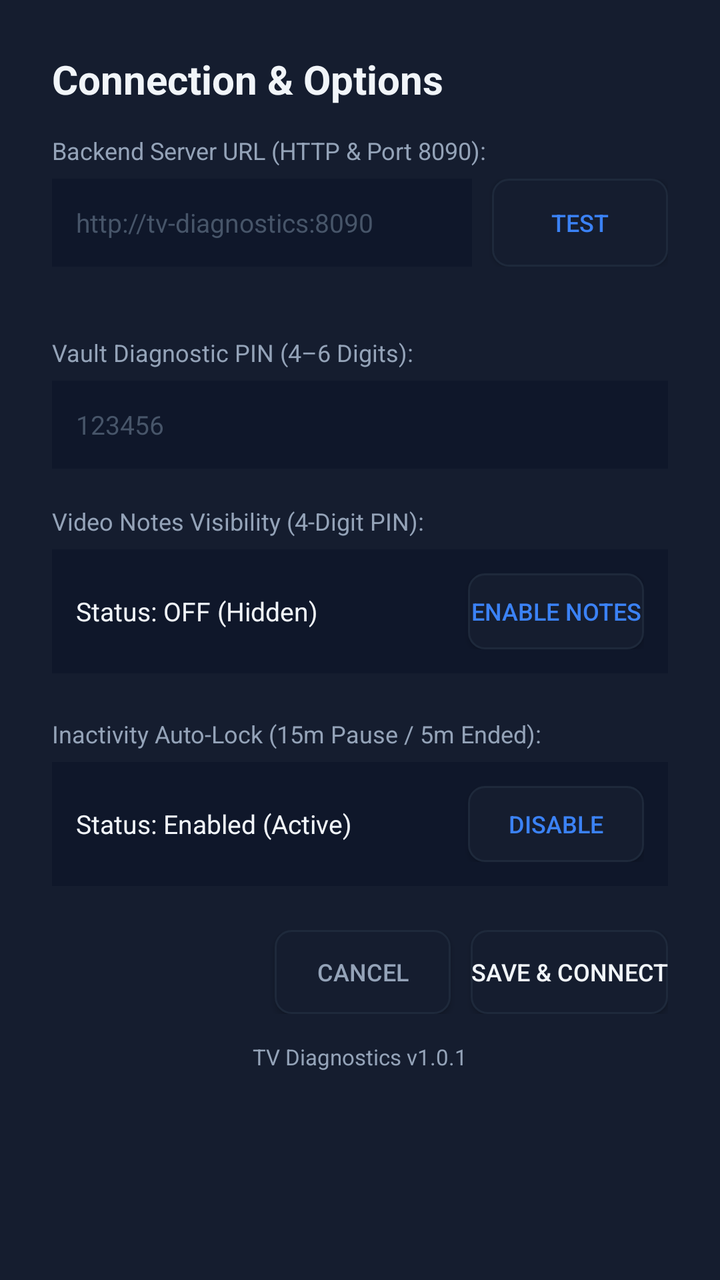
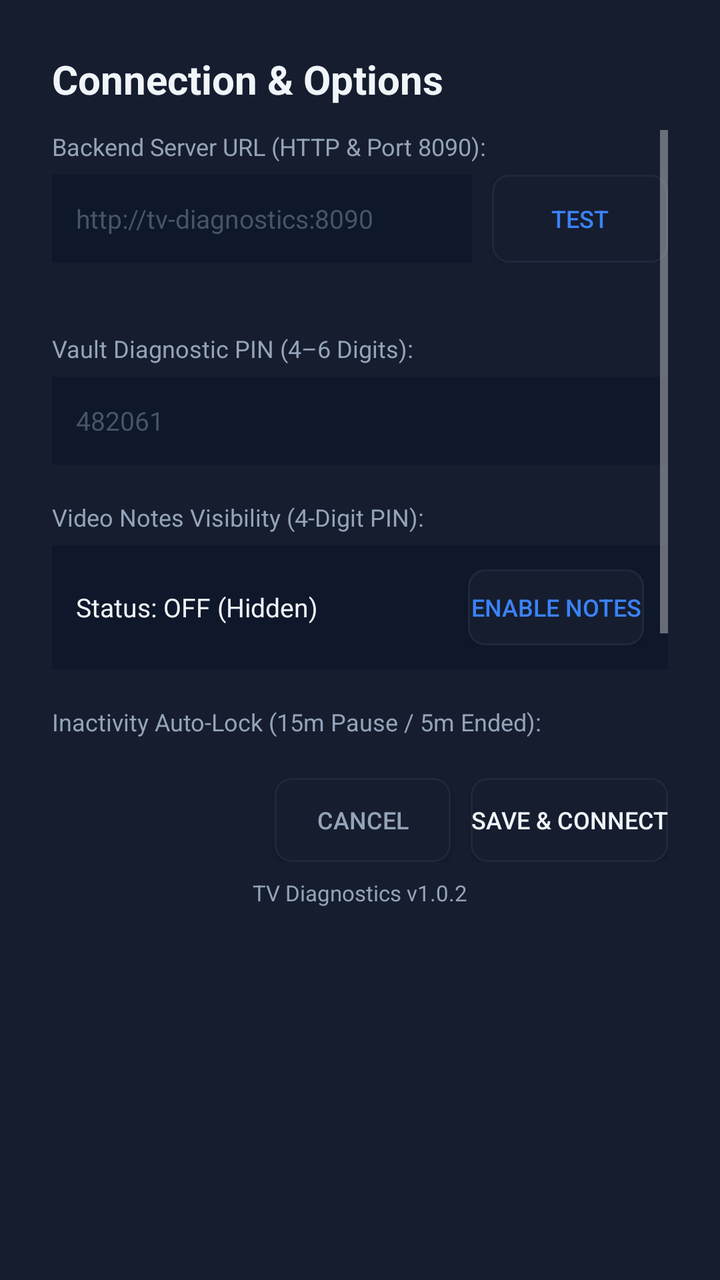

Two renders of the same Android screen: before a commit and after it. Below are the layout's source before the change and the commit's diff.
<!-- AndroidManifest.xml: application theme Theme.TVDiagnostics -->
<!-- res/layout/dialog_settings.xml -->
<?xml version="1.0" encoding="utf-8"?>
<LinearLayout xmlns:android="http://schemas.android.com/apk/res/android"
    android:layout_width="560dp"
    android:layout_height="wrap_content"
    android:orientation="vertical"
    android:background="@color/card_dark"
    android:padding="26dp">

    <TextView
        android:layout_width="wrap_content"
        android:layout_height="wrap_content"
        android:text="@string/btn_settings"
        android:textColor="@color/text_white"
        android:textSize="20sp"
        android:textStyle="bold"
        android:layout_marginBottom="14dp" />

    
    <TextView
        android:layout_width="wrap_content"
        android:layout_height="wrap_content"
        android:text="Backend Server URL (HTTP &amp; Port 8090):"
        android:textColor="@color/text_muted"
        android:textSize="12sp"
        android:layout_marginBottom="6dp" />

    <LinearLayout
        android:layout_width="match_parent"
        android:layout_height="wrap_content"
        android:orientation="horizontal"
        android:gravity="center_vertical"
        android:layout_marginBottom="6dp">

        <EditText
            android:id="@+id/etServerUrl"
            android:layout_width="0dp"
            android:layout_height="44dp"
            android:layout_weight="1"
            android:background="#0F172A"
            android:paddingStart="12dp"
            android:paddingEnd="12dp"
            android:textColor="@color/text_white"
            android:textSize="13sp"
            android:hint="@string/default_server_url"
            android:textColorHint="#475569"
            android:inputType="textUri"
            android:focusable="true"
            android:layout_marginEnd="10dp" />

        <Button
            android:id="@+id/btnTestConnection"
            android:layout_width="wrap_content"
            android:layout_height="44dp"
            android:text="Test"
            android:background="@drawable/btn_tv_focus"
            android:textColor="@color/accent_blue"
            android:textSize="12sp"
            android:paddingStart="16dp"
            android:paddingEnd="16dp"
            android:focusable="true" />
    </LinearLayout>

    <TextView
        android:id="@+id/tvConnectionStatus"
        android:layout_width="match_parent"
        android:layout_height="wrap_content"
        android:text=""
        android:textSize="12sp"
        android:visibility="gone"
        android:layout_marginBottom="6dp" />

    <TextView
        android:id="@+id/tvDeviceIpHint"
        android:layout_width="match_parent"
        android:layout_height="wrap_content"
        android:text=""
        android:textColor="#94A3B8"
        android:textSize="11sp"
        android:layout_marginBottom="14dp" />

    
    <TextView
        android:layout_width="wrap_content"
        android:layout_height="wrap_content"
        android:text="Vault Diagnostic PIN (4–6 Digits):"
        android:textColor="@color/text_muted"
        android:textSize="12sp"
        android:layout_marginBottom="6dp" />

    <EditText
        android:id="@+id/etPinCode"
        android:layout_width="match_parent"
        android:layout_height="44dp"
        android:background="#0F172A"
        android:paddingStart="12dp"
        android:paddingEnd="12dp"
        android:textColor="@color/text_white"
        android:textSize="13sp"
        android:hint="123456"
        android:textColorHint="#475569"
        android:inputType="numberPassword"
        android:maxLength="6"
        android:focusable="true"
        android:layout_marginBottom="18dp" />

    
    <TextView
        android:layout_width="wrap_content"
        android:layout_height="wrap_content"
        android:text="Video Notes Visibility (4-Digit PIN):"
        android:textColor="@color/text_muted"
        android:textSize="12sp"
        android:layout_marginBottom="6dp" />

    <LinearLayout
        android:layout_width="match_parent"
        android:layout_height="wrap_content"
        android:orientation="horizontal"
        android:gravity="center_vertical"
        android:background="#0F172A"
        android:padding="12dp"
        android:layout_marginBottom="22dp">

        <TextView
            android:id="@+id/tvNotesStatus"
            android:layout_width="0dp"
            android:layout_height="wrap_content"
            android:layout_weight="1"
            android:text="Status: OFF (Hidden)"
            android:textColor="@color/text_white"
            android:textSize="13sp" />

        <Button
            android:id="@+id/btnToggleNotes"
            android:layout_width="wrap_content"
            android:layout_height="38dp"
            android:background="@drawable/btn_tv_focus"
            android:text="Enable Notes"
            android:textColor="@color/accent_blue"
            android:textSize="12sp"
            android:focusable="true" />
    </LinearLayout>

    
    <TextView
        android:layout_width="wrap_content"
        android:layout_height="wrap_content"
        android:text="Inactivity Auto-Lock (15m Pause / 5m Ended):"
        android:textColor="@color/text_muted"
        android:textSize="12sp"
        android:layout_marginBottom="6dp" />

    <LinearLayout
        android:layout_width="match_parent"
        android:layout_height="wrap_content"
        android:orientation="horizontal"
        android:gravity="center_vertical"
        android:background="#0F172A"
        android:padding="12dp"
        android:layout_marginBottom="22dp">

        <TextView
            android:id="@+id/tvAutoLockStatus"
            android:layout_width="0dp"
            android:layout_height="wrap_content"
            android:layout_weight="1"
            android:text="Status: Enabled (Active)"
            android:textColor="@color/text_white"
            android:textSize="13sp" />

        <Button
            android:id="@+id/btnToggleAutoLock"
            android:layout_width="wrap_content"
            android:layout_height="38dp"
            android:background="@drawable/btn_tv_focus"
            android:text="Disable"
            android:textColor="@color/accent_blue"
            android:textSize="12sp"
            android:focusable="true" />
    </LinearLayout>

    
    <LinearLayout
        android:layout_width="match_parent"
        android:layout_height="wrap_content"
        android:orientation="horizontal"
        android:gravity="end">

        <Button
            android:id="@+id/btnSettingsCancel"
            android:layout_width="wrap_content"
            android:layout_height="42dp"
            android:text="Cancel"
            android:background="@drawable/btn_tv_focus"
            android:textColor="@color/text_muted"
            android:textSize="12sp"
            android:layout_marginEnd="10dp"
            android:focusable="true" />

        <Button
            android:id="@+id/btnSettingsSave"
            android:layout_width="wrap_content"
            android:layout_height="42dp"
            android:text="Save &amp; Connect"
            android:background="@drawable/btn_tv_focus"
            android:textColor="@color/text_white"
            android:textSize="12sp"
            android:focusable="true" />
    </LinearLayout>

    
    <TextView
        android:id="@+id/tvAppVersion"
        android:layout_width="match_parent"
        android:layout_height="wrap_content"
        android:text="TV Diagnostics v1.0.1"
        android:textColor="@color/text_muted"
        android:textSize="11sp"
        android:gravity="center"
        android:layout_marginTop="14dp" />

</LinearLayout>
<!-- resources referenced by this layout -->
<resources>
  <color name="accent_blue">#3B82F6</color>
  <color name="card_dark">#151D2F</color>
  <color name="text_muted">#94A3B8</color>
  <color name="text_white">#F1F5F9</color>
  <!-- drawable btn_tv_focus (drawable) -->
  <?xml version="1.0" encoding="utf-8"?>
  <selector xmlns:android="http://schemas.android.com/apk/res/android">
      <item android:state_focused="true">
          <shape android:shape="rectangle">
              <solid android:color="@color/card_focused" />
              <stroke android:width="3dp" android:color="@color/tv_focus_stroke" />
              <corners android:radius="8dp" />
          </shape>
      </item>
      <item android:state_pressed="true">
          <shape android:shape="rectangle">
              <solid android:color="@color/accent_blue" />
              <corners android:radius="8dp" />
          </shape>
      </item>
      <item>
          <shape android:shape="rectangle">
              <solid android:color="@color/card_dark" />
              <stroke android:width="1dp" android:color="@color/border_dark" />
              <corners android:radius="8dp" />
          </shape>
      </item>
  </selector>
  <string name="btn_settings">Connection &amp; Options</string>
  <string name="default_server_url">http://tv-diagnostics:8090</string>
  <style name="Theme.TVDiagnostics" parent="Theme.AppCompat.NoActionBar">
          <item name="android:windowBackground">@color/bg_dark</item>
          <item name="android:textColor">@color/text_white</item>
          <item name="colorPrimary">@color/accent_blue</item>
          <item name="colorAccent">@color/accent_blue</item>
      </style>
  <color name="card_focused">#2A3B5C</color>
  <color name="tv_focus_stroke">#60A5FA</color>
  <color name="border_dark">#1E293B</color>
  <color name="bg_dark">#0B0F19</color>
</resources>

<!-- the commit's change to res/layout/dialog_settings.xml (unified diff, before → after) -->
@@ -13,171 +13,187 @@
         android:textColor="@color/text_white"
         android:textSize="20sp"
         android:textStyle="bold"
-        android:layout_marginBottom="14dp" />
+        android:layout_marginBottom="12dp" />
 
     
-    <TextView
-        android:layout_width="wrap_content"
-        android:layout_height="wrap_content"
-        android:text="Backend Server URL (HTTP &amp; Port 8090):"
-        android:textColor="@color/text_muted"
-        android:textSize="12sp"
-        android:layout_marginBottom="6dp" />
-
-    <LinearLayout
+    <ScrollView
         android:layout_width="match_parent"
-        android:layout_height="wrap_content"
-        android:orientation="horizontal"
-        android:gravity="center_vertical"
-        android:layout_marginBottom="6dp">
-
-        <EditText
-            android:id="@+id/etServerUrl"
-            android:layout_width="0dp"
-            android:layout_height="44dp"
-            android:layout_weight="1"
-            android:background="#0F172A"
-            android:paddingStart="12dp"
-            android:paddingEnd="12dp"
-            android:textColor="@color/text_white"
-            android:textSize="13sp"
-            android:hint="@string/default_server_url"
-            android:textColorHint="#475569"
-            android:inputType="textUri"
-            android:focusable="true"
-            android:layout_marginEnd="10dp" />
-
-        <Button
-            android:id="@+id/btnTestConnection"
-            android:layout_width="wrap_content"
-            android:layout_height="44dp"
-            android:text="Test"
-            android:background="@drawable/btn_tv_focus"
-            android:textColor="@color/accent_blue"
-            android:textSize="12sp"
-            android:paddingStart="16dp"
-            android:paddingEnd="16dp"
-            android:focusable="true" />
-    </LinearLayout>
-
-    <TextView
-        android:id="@+id/tvConnectionStatus"
-        android:layout_width="match_parent"
-        android:layout_height="wrap_content"
-        android:text=""
-        android:textSize="12sp"
-        android:visibility="gone"
-        android:layout_marginBottom="6dp" />
-
-    <TextView
-        android:id="@+id/tvDeviceIpHint"
-        android:layout_width="match_parent"
-        android:layout_height="wrap_content"
-        android:text=""
-        android:textColor="#94A3B8"
-        android:textSize="11sp"
-        android:layout_marginBottom="14dp" />
-
-    
-    <TextView
-        android:layout_width="wrap_content"
-        android:layout_height="wrap_content"
-        android:text="Vault Diagnostic PIN (4–6 Digits):"
-        android:textColor="@color/text_muted"
-        android:textSize="12sp"
-        android:layout_marginBottom="6dp" />
-
-    <EditText
-        android:id="@+id/etPinCode"
-        android:layout_width="match_parent"
-        android:layout_height="44dp"
-        android:background="#0F172A"
-        android:paddingStart="12dp"
-        android:paddingEnd="12dp"
-        android:textColor="@color/text_white"
-        android:textSize="13sp"
-        android:hint="123456"
-        android:textColorHint="#475569"
-        android:inputType="numberPassword"
-        android:maxLength="6"
-        android:focusable="true"
-        android:layout_marginBottom="18dp" />
-
-    
-    <TextView
-        android:layout_width="wrap_content"
-        android:layout_height="wrap_content"
-        android:text="Video Notes Visibility (4-Digit PIN):"
-        android:textColor="@color/text_muted"
-        android:textSize="12sp"
-        android:layout_marginBottom="6dp" />
-
-    <LinearLayout
-        android:layout_width="match_parent"
-        android:layout_height="wrap_content"
-        android:orientation="horizontal"
-        android:gravity="center_vertical"
-        android:background="#0F172A"
-        android:padding="12dp"
-        android:layout_marginBottom="22dp">
-
-        <TextView
-            android:id="@+id/tvNotesStatus"
-            android:layout_width="0dp"
+        android:layout_height="310dp"
+        android:scrollbars="vertical"
+        android:fadeScrollbars="false"
+        android:layout_marginBottom="14dp">
+
+        <LinearLayout
+            android:layout_width="match_parent"
             android:layout_height="wrap_content"
-            android:layout_weight="1"
-            android:text="Status: OFF (Hidden)"
-            android:textColor="@color/text_white"
-            android:textSize="13sp" />
-
-        <Button
-            android:id="@+id/btnToggleNotes"
-            android:layout_width="wrap_content"
-            android:layout_height="38dp"
-            android:background="@drawable/btn_tv_focus"
-            android:text="Enable Notes"
-            android:textColor="@color/accent_blue"
-            android:textSize="12sp"
-            android:focusable="true" />
-    </LinearLayout>
-
-    
-    <TextView
-        android:layout_width="wrap_content"
-        android:layout_height="wrap_content"
-        android:text="Inactivity Auto-Lock (15m Pause / 5m Ended):"
-        android:textColor="@color/text_muted"
-        android:textSize="12sp"
-        android:layout_marginBottom="6dp" />
-
-    <LinearLayout
-        android:layout_width="match_parent"
-        android:layout_height="wrap_content"
-        android:orientation="horizontal"
-        android:gravity="center_vertical"
-        android:background="#0F172A"
-        android:padding="12dp"
-        android:layout_marginBottom="22dp">
-
-        <TextView
-            android:id="@+id/tvAutoLockStatus"
-            android:layout_width="0dp"
-            android:layout_height="wrap_content"
-            android:layout_weight="1"
-            android:text="Status: Enabled (Active)"
-            android:textColor="@color/text_white"
-            android:textSize="13sp" />
-
-        <Button
-            android:id="@+id/btnToggleAutoLock"
-            android:layout_width="wrap_content"
-            android:layout_height="38dp"
-            android:background="@drawable/btn_tv_focus"
-            android:text="Disable"
-            android:textColor="@color/accent_blue"
-            android:textSize="12sp"
-            android:focusable="true" />
-    </LinearLayout>
+            android:orientation="vertical">
+
+            
+            <TextView
+                android:layout_width="wrap_content"
+                android:layout_height="wrap_content"
+                android:text="Backend Server URL (HTTP &amp; Port 8090):"
+                android:textColor="@color/text_muted"
+                android:textSize="12sp"
+                android:layout_marginBottom="6dp" />
+
+            <LinearLayout
+                android:layout_width="match_parent"
+                android:layout_height="wrap_content"
+                android:orientation="horizontal"
+                android:gravity="center_vertical"
+                android:layout_marginBottom="6dp">
+
+                <EditText
+                    android:id="@+id/etServerUrl"
+                    android:layout_width="0dp"
+                    android:layout_height="44dp"
+                    android:layout_weight="1"
+                    android:background="#0F172A"
+                    android:paddingStart="12dp"
+                    android:paddingEnd="12dp"
+                    android:textColor="@color/text_white"
+                    android:textSize="13sp"
+                    android:hint="@string/default_server_url"
+                    android:textColorHint="#475569"
+                    android:inputType="textUri"
+                    android:focusable="true"
+                    android:layout_marginEnd="10dp" />
+
+                <Button
+                    android:id="@+id/btnTestConnection"
+                    android:layout_width="wrap_content"
+                    android:layout_height="44dp"
+                    android:text="Test"
+                    android:background="@drawable/btn_tv_focus"
+                    android:textColor="@color/accent_blue"
+                    android:textSize="12sp"
+                    android:paddingStart="16dp"
+                    android:paddingEnd="16dp"
+                    android:focusable="true" />
+            </LinearLayout>
+
+            <TextView
+                android:id="@+id/tvConnectionStatus"
+                android:layout_width="match_parent"
+                android:layout_height="wrap_content"
+                android:text=""
+                android:textSize="12sp"
+                android:visibility="gone"
+                android:layout_marginBottom="6dp" />
+
+            <TextView
+                android:id="@+id/tvDeviceIpHint"
+                android:layout_width="match_parent"
+                android:layout_height="wrap_content"
+                android:text=""
+                android:textColor="#94A3B8"
+                android:textSize="11sp"
+                android:layout_marginBottom="14dp" />
+
+            
+            <TextView
+                android:layout_width="wrap_content"
+                android:layout_height="wrap_content"
+                android:text="Vault Diagnostic PIN (4–6 Digits):"
+                android:textColor="@color/text_muted"
+                android:textSize="12sp"
+                android:layout_marginBottom="6dp" />
+
+            <EditText
+                android:id="@+id/etPinCode"
+                android:layout_width="match_parent"
+                android:layout_height="44dp"
+                android:background="#0F172A"
+                android:paddingStart="12dp"
+                android:paddingEnd="12dp"
+                android:textColor="@color/text_white"
+                android:textSize="13sp"
+                android:hint="482061"
+                android:textColorHint="#475569"
+                android:inputType="numberPassword"
+                android:maxLength="6"
+                android:focusable="true"
+                android:layout_marginBottom="18dp" />
+
+            
+            <TextView
+                android:layout_width="wrap_content"
+                android:layout_height="wrap_content"
+                android:text="Video Notes Visibility (4-Digit PIN):"
+                android:textColor="@color/text_muted"
+                android:textSize="12sp"
+                android:layout_marginBottom="6dp" />
+
+            <LinearLayout
+                android:layout_width="match_parent"
+                android:layout_height="wrap_content"
+                android:orientation="horizontal"
+                android:gravity="center_vertical"
+                android:background="#0F172A"
+                android:padding="12dp"
+                android:layout_marginBottom="18dp">
+
+                <TextView
+                    android:id="@+id/tvNotesStatus"
+                    android:layout_width="0dp"
+                    android:layout_height="wrap_content"
+                    android:layout_weight="1"
+                    android:text="Status: OFF (Hidden)"
+                    android:textColor="@color/text_white"
+                    android:textSize="13sp" />
+
+                <Button
+                    android:id="@+id/btnToggleNotes"
+                    android:layout_width="wrap_content"
+                    android:layout_height="38dp"
+                    android:background="@drawable/btn_tv_focus"
+                    android:text="Enable Notes"
+                    android:textColor="@color/accent_blue"
+                    android:textSize="12sp"
+                    android:focusable="true" />
+            </LinearLayout>
+
+            
+            <TextView
+                android:layout_width="wrap_content"
+                android:layout_height="wrap_content"
+                android:text="Inactivity Auto-Lock (15m Pause / 5m Ended):"
+                android:textColor="@color/text_muted"
+                android:textSize="12sp"
+                android:layout_marginBottom="6dp" />
+
+            <LinearLayout
+                android:layout_width="match_parent"
+                android:layout_height="wrap_content"
+                android:orientation="horizontal"
+                android:gravity="center_vertical"
+                android:background="#0F172A"
+                android:padding="12dp"
+                android:layout_marginBottom="10dp">
+
+                <TextView
+                    android:id="@+id/tvAutoLockStatus"
+                    android:layout_width="0dp"
+                    android:layout_height="wrap_content"
+                    android:layout_weight="1"
+                    android:text="Status: Enabled (Active)"
+                    android:textColor="@color/text_white"
+                    android:textSize="13sp" />
+
+                <Button
+                    android:id="@+id/btnToggleAutoLock"
+                    android:layout_width="wrap_content"
+                    android:layout_height="38dp"
+                    android:background="@drawable/btn_tv_focus"
+                    android:text="Disable"
+                    android:textColor="@color/accent_blue"
+                    android:textSize="12sp"
+                    android:focusable="true" />
+            </LinearLayout>
+
+        </LinearLayout>
+    </ScrollView>
 
     
     <LinearLayout
@@ -213,10 +229,10 @@
         android:id="@+id/tvAppVersion"
         android:layout_width="match_parent"
         android:layout_height="wrap_content"
-        android:text="TV Diagnostics v1.0.1"
+        android:text="TV Diagnostics v1.0.2"
         android:textColor="@color/text_muted"
         android:textSize="11sp"
         android:gravity="center"
-        android:layout_marginTop="14dp" />
+        android:layout_marginTop="8dp" />
 
 </LinearLayout>
